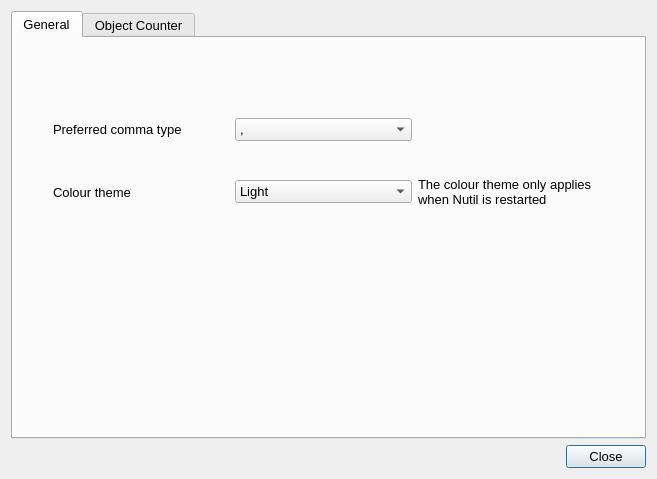
Old version of the form dialogsettings.ui in the repository Neural-Systems-at-UIO/nutil.
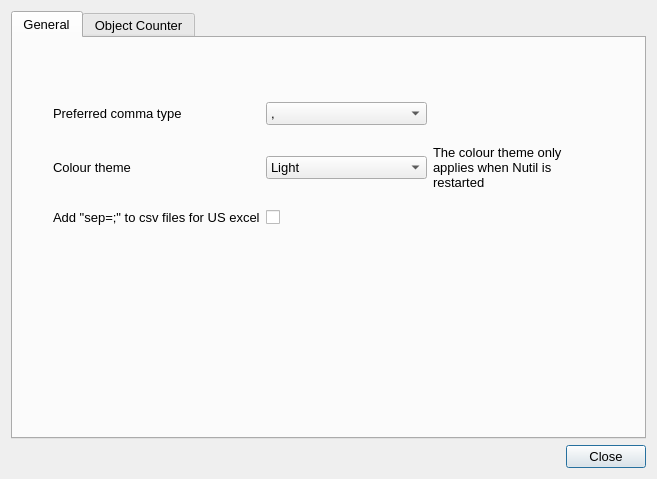
New version of the form.

```diff
--- a/dialogsettings.ui
+++ b/dialogsettings.ui
@@ -107,6 +107,20 @@
             </property>
            </widget>
           </item>
+          <item row="2" column="0">
+           <widget class="QLabel" name="label_6">
+            <property name="text">
+             <string>Add &quot;sep=;&quot; to csv files for US excel</string>
+            </property>
+           </widget>
+          </item>
+          <item row="2" column="1">
+           <widget class="QCheckBox" name="chkUSSep">
+            <property name="text">
+             <string/>
+            </property>
+           </widget>
+          </item>
          </layout>
         </widget>
        </widget>
```
Left out of the diff: 14 changed lines with no effect on the pictures.
